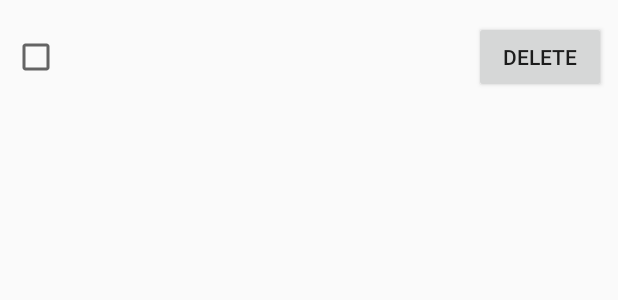
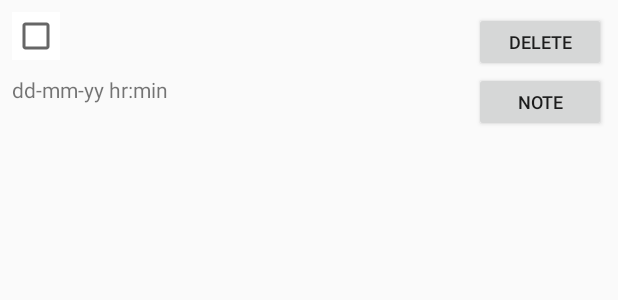
Before and after one commit to ReclusiarchShawn/To-Do-list-app, an Android app: the layout customtodo.xml on its own in the app's theme, with its tools: preview values and no code run, on a phone screen of 412 x 824 dp. Shown: the top 300 px of the screen. Run offline under Robolectric (Android 15) with nearby library versions, the phone set to English and light mode, and no system bars.

```diff
--- a/app/src/main/java/com/example/mytodolist/MainActivity.java
+++ b/app/src/main/java/com/example/mytodolist/MainActivity.java
@@ -43,7 +43,7 @@ public class MainActivity extends AppCompatActivity {
         add.setOnClickListener(v -> {
             String taskText = addtext.getText().toString().trim();
             if (!taskText.isEmpty()) {
-                modelclass newTask = new modelclass(taskText);
+                modelclass newTask = new modelclass(taskText,"","");
                 if (db.addTask(newTask)) {
                     addtext.setText("");
                     load();
--- a/app/src/main/res/layout/customtodo.xml
+++ b/app/src/main/res/layout/customtodo.xml
@@ -1,4 +1,5 @@
 <LinearLayout xmlns:android="http://schemas.android.com/apk/res/android"
+    xmlns:tools="http://schemas.android.com/tools"
     android:layout_width="match_parent"
     android:layout_height="wrap_content"
     xmlns:app="http://schemas.android.com/apk/res-auto"
@@ -8,7 +9,7 @@
     <androidx.constraintlayout.widget.ConstraintLayout
         android:id="@+id/mainconstraint"
         android:layout_width="match_parent"
-        android:layout_height="60dp"
+        android:layout_height="wrap_content"
         android:clickable="true"
         android:focusable="true"
         android:background="?attr/selectableItemBackground">
@@ -19,27 +20,36 @@
             android:layout_height="wrap_content"
             android:layout_marginEnd="8dp"
             android:textSize="20dp"
+            android:background="@color/white"
             app:layout_constraintLeft_toLeftOf="parent"
             app:layout_constraintTop_toTopOf="parent"
-            app:layout_constraintBottom_toBottomOf="parent"
-            />
-        <!--<Button
-            android:id="@+id/editButton"
+
+            tools:ignore="SpUsage" />
+        <TextView
+            android:id="@+id/Autodate"
             android:layout_width="wrap_content"
             android:layout_height="wrap_content"
-            android:text="Edit"
-            android:layout_marginStart="8dp"
-            app:layout_constraintRight_toLeftOf="@id/deleteButton"
-            app:layout_constraintTop_toTopOf="parent"/>-->
+            android:layout_marginTop="10dp"
+            android:text="dd-mm-yy hr:min"
+            app:layout_constraintLeft_toLeftOf="parent"
+            app:layout_constraintTop_toBottomOf="@id/checkBox"/>
 
         <Button
             android:id="@+id/deleteButton"
             android:layout_width="wrap_content"
-            android:layout_height="wrap_content"
+            android:layout_height="40dp"
             android:text="Delete"
-            app:layout_constraintBottom_toBottomOf="parent"
+            android:textSize="12sp"
             app:layout_constraintRight_toRightOf="parent"
             app:layout_constraintTop_toTopOf="parent"/>
+        <Button
+            android:id="@+id/sidenote"
+            android:layout_width="wrap_content"
+            android:layout_height="40dp"
+            android:text="note"
+            android:textSize="12sp"
+            app:layout_constraintTop_toBottomOf="@id/deleteButton"
+            app:layout_constraintRight_toRightOf="parent"/>
     </androidx.constraintlayout.widget.ConstraintLayout>
 
     <androidx.constraintlayout.widget.ConstraintLayout
@@ -54,7 +64,7 @@
             android:layout_width="0dp"
             android:layout_height="wrap_content"
             android:hint="Edit task"
-            android:textSize="20dp"
+            android:textSize="20sp"
             app:layout_constraintLeft_toLeftOf="parent"
             app:layout_constraintRight_toLeftOf="@id/savebutton"
             app:layout_constraintTop_toTopOf="parent"/>
@@ -67,4 +77,29 @@
             app:layout_constraintRight_toRightOf="parent"
             app:layout_constraintTop_toTopOf="parent"/>
     </androidx.constraintlayout.widget.ConstraintLayout>
+    <androidx.constraintlayout.widget.ConstraintLayout
+        android:id="@+id/noteconstraint"
+        android:layout_width="match_parent"
+        android:layout_height="wrap_content"
+       android:visibility="gone"
+        android:paddingTop="8dp">
+        <EditText
+            android:id="@+id/note"
+            android:layout_width="0dp"
+            android:layout_height="70dp"
+            android:hint="add note"
+            android:textSize="20sp"
+            android:gravity="start"
+            app:layout_constraintTop_toTopOf="parent"
+            app:layout_constraintLeft_toLeftOf="parent"
+            app:layout_constraintRight_toLeftOf="@id/savenote"/>
+        <Button
+            android:id="@+id/savenote"
+            android:layout_width="wrap_content"
+            android:layout_height="wrap_content"
+            android:text="save"
+            app:layout_constraintRight_toRightOf="parent"
+            app:layout_constraintBottom_toBottomOf="parent"
+            app:layout_constraintTop_toTopOf="parent"/>
+    </androidx.constraintlayout.widget.ConstraintLayout>
 </LinearLayout>
--- a/app/src/main/res/values-night/themes.xml
+++ b/app/src/main/res/values-night/themes.xml
@@ -1,6 +1,6 @@
 <resources xmlns:tools="http://schemas.android.com/tools">
     <!-- Base application theme. -->
-    <style name="Base.Theme.MyToDoList" parent="Theme.AppCompat.DayNight.DarkActionBar">
+    <style name="Base.Theme.MyToDoList" parent="Theme.AppCompat.Light.NoActionBar">
         <!-- Customize your dark theme here. -->
         <!-- <item name="colorPrimary">@color/my_dark_primary</item> -->
     </style>
```
Also changed, not shown: app/src/main/java/com/example/mytodolist/DB.java (+28 -14 lines), app/src/main/java/com/example/mytodolist/customadapter.java (+42 -12 lines), app/src/main/java/com/example/mytodolist/modelclass.java (+36 -1 lines).
